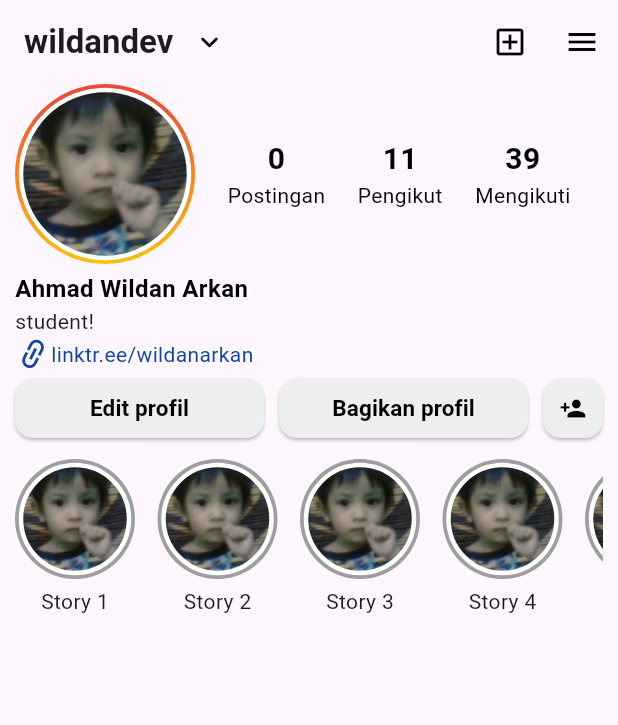
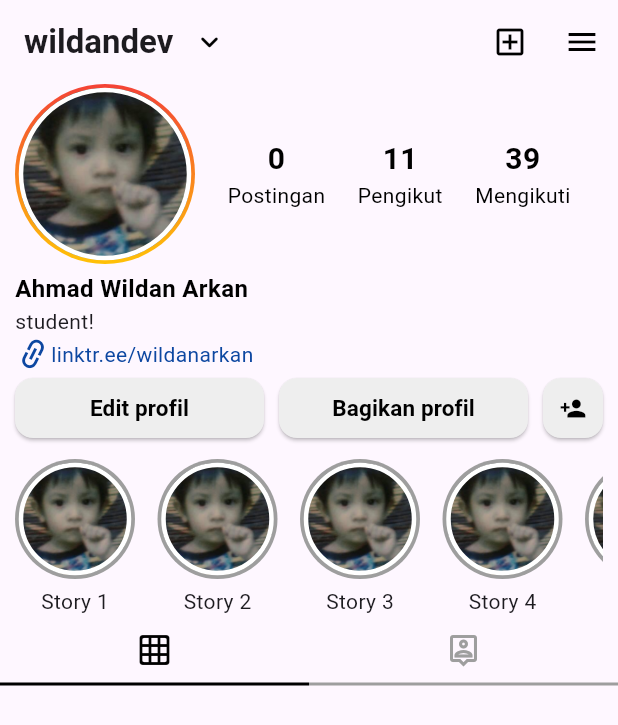
Before and after one commit to wildanarkan/flutter-learning, a Flutter app: the screen it shows after launch, on a phone screen of 412 x 824 dp. Shown: the top 725 px of the screen. Run offline on Flutter 3.47's test engine with Material 3 defaults, Android fonts, the phone set to English and light mode, and no system bars.

Commit message:
Menambah Tab Item

```diff
--- a/lib/instagram/pages/profile.dart
+++ b/lib/instagram/pages/profile.dart
@@ -158,10 +158,42 @@ class ProfilePage extends StatelessWidget {
                 ],
               ),
             ),
+          ),
+          Row(
+            mainAxisAlignment: MainAxisAlignment.spaceEvenly,
+            children: [
+              TabItem(active: true, icon: Icons.grid_on_rounded),
+              TabItem(active: false, icon: Icons.person_pin_outlined),
+            ],
           )
         ],
       ),
     );
+  }
+}
+
+class TabItem extends StatelessWidget {
+  const TabItem({
+    required this.active,
+    required this.icon,
+    super.key,
+  });
+
+  final bool active;
+  final IconData icon;
+
+  @override
+  Widget build(BuildContext context) {
+    return Expanded(
+        child: Container(
+            padding: EdgeInsets.all(10),
+            decoration: BoxDecoration(
+                border:
+                    Border(
+                      bottom: BorderSide(
+                        color: active == true? Colors.black : Colors.grey,
+                        width: 2))),
+            child: Icon(icon, color: active == true? Colors.black : Colors.grey,)));
   }
 }
 
@@ -194,11 +226,11 @@ class StoryItem extends StatelessWidget {
                 height: 75,
                 width: 75,
                 decoration: BoxDecoration(
-                  borderRadius: BorderRadius.circular(50),
-                  color: Colors.white,
-                  border: Border.all(width:3, color: Colors.white),
-                   image: DecorationImage(image: AssetImage("assets/image/wildankecil.png"))
-                ),
+                    borderRadius: BorderRadius.circular(50),
+                    color: Colors.white,
+                    border: Border.all(width: 3, color: Colors.white),
+                    image: DecorationImage(
+                        image: AssetImage("assets/image/wildankecil.png"))),
               ),
             ],
           ),
```
